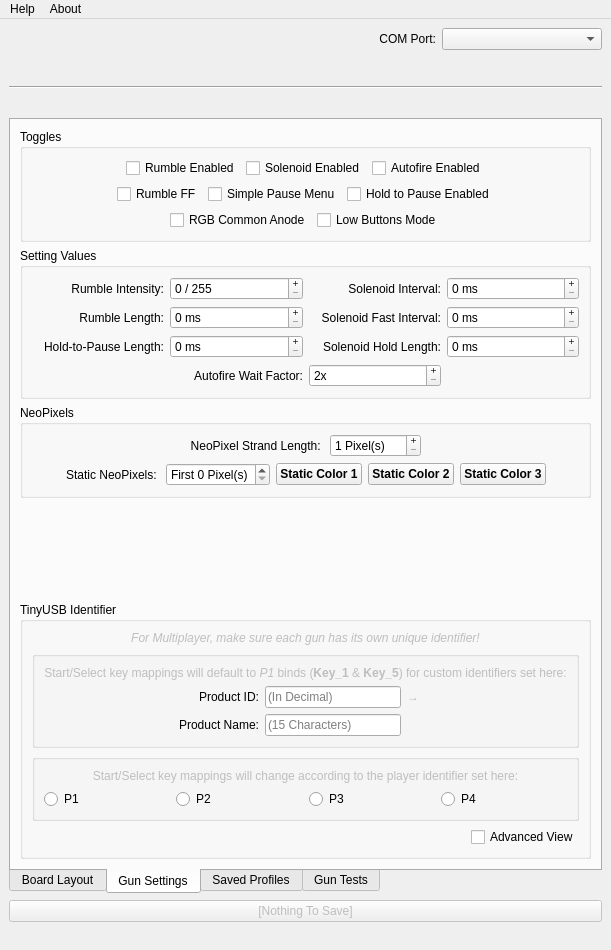
First picture: the form in guiwindow.ui, repository bebu/OpenFIRE-App, before the edit.
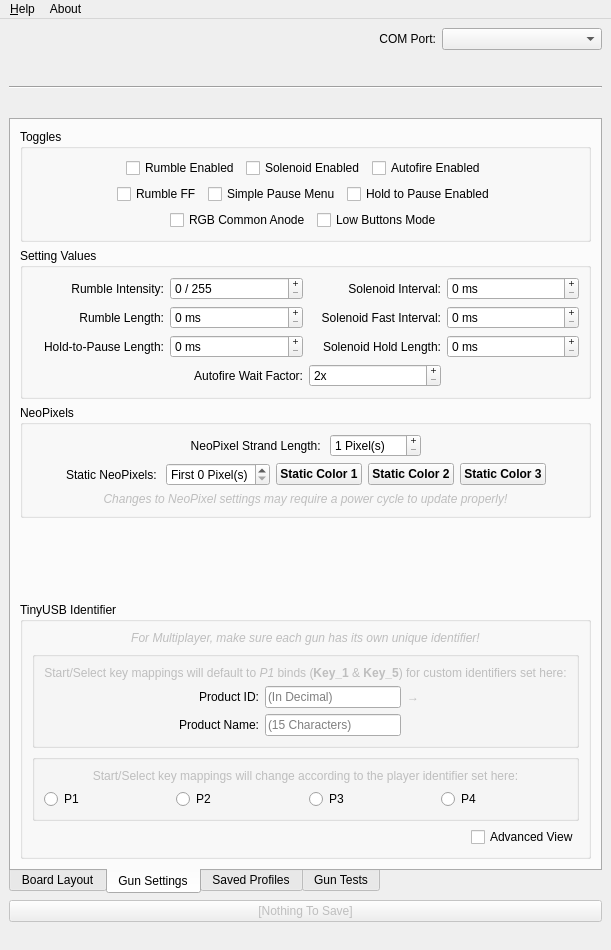
Second picture: the form after the edit. The open tabs and pages were chosen to show the change. Icons and pictures are not drawn.

Commit message: Add restart notice when NeoPixels settings are changed

Diff of the .ui file:
```diff
--- a/guiwindow.ui
+++ b/guiwindow.ui
@@ -808,6 +808,24 @@
              </item>
             </layout>
            </item>
+           <item>
+            <widget class="QLabel" name="pixelChangeNotice">
+             <property name="enabled">
+              <bool>false</bool>
+             </property>
+             <property name="font">
+              <font>
+               <italic>true</italic>
+              </font>
+             </property>
+             <property name="text">
+              <string>Changes to NeoPixel settings may require a power cycle to update properly!</string>
+             </property>
+             <property name="alignment">
+              <set>Qt::AlignmentFlag::AlignCenter</set>
+             </property>
+            </widget>
+           </item>
           </layout>
          </widget>
         </item>
@@ -1542,7 +1560,7 @@
    </widget>
    <widget class="QMenu" name="menuHelp">
     <property name="title">
-     <string>Help</string>
+     <string>&amp;Help</string>
     </property>
     <addaction name="actionOpenFIRE_Documentation"/>
     <addaction name="actionOpenFIRE_Serial_Usage"/>
```
Left out of the diff: 6 changed lines with no effect on the pictures. The commit also changes 2 other files.
